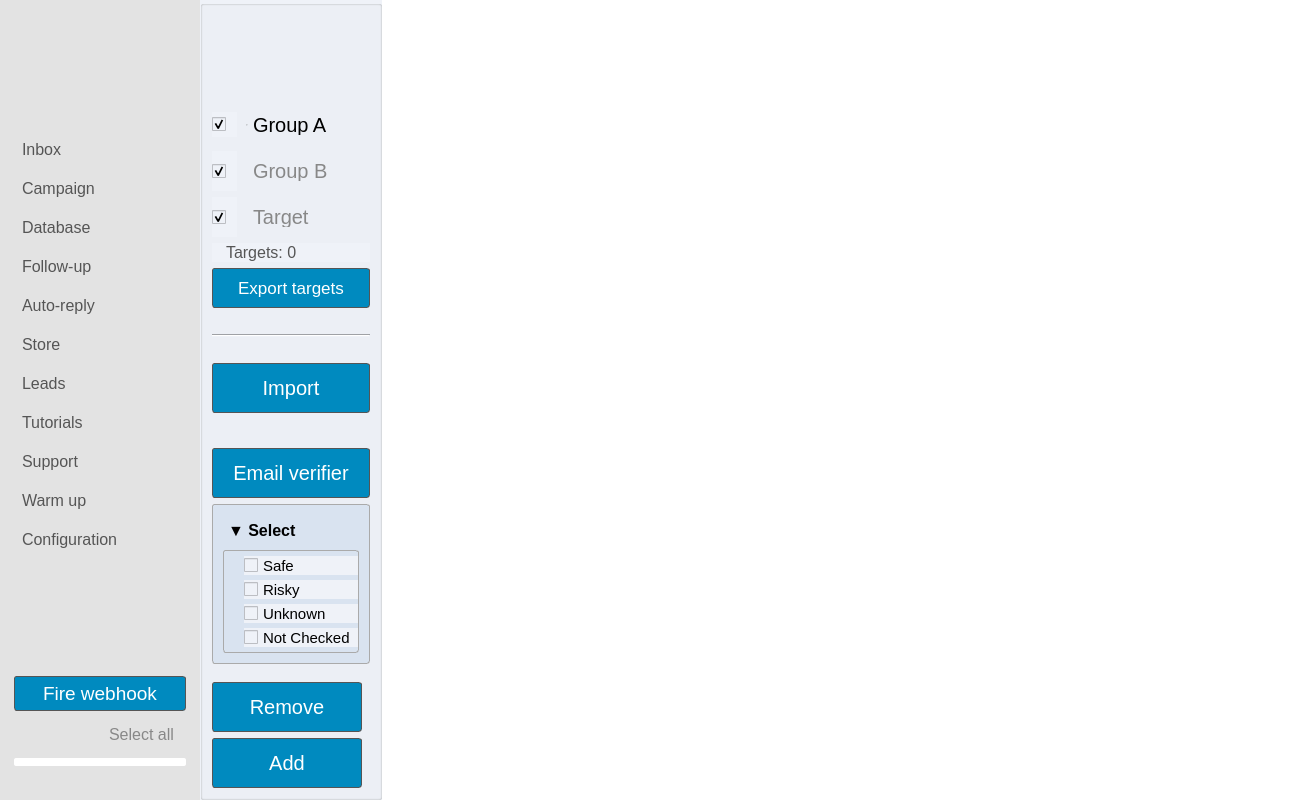
This is ui/gui.ui in moeezmujahid70/Gmonster-App as Qt 5 draws it before an edit. The edited form follows.
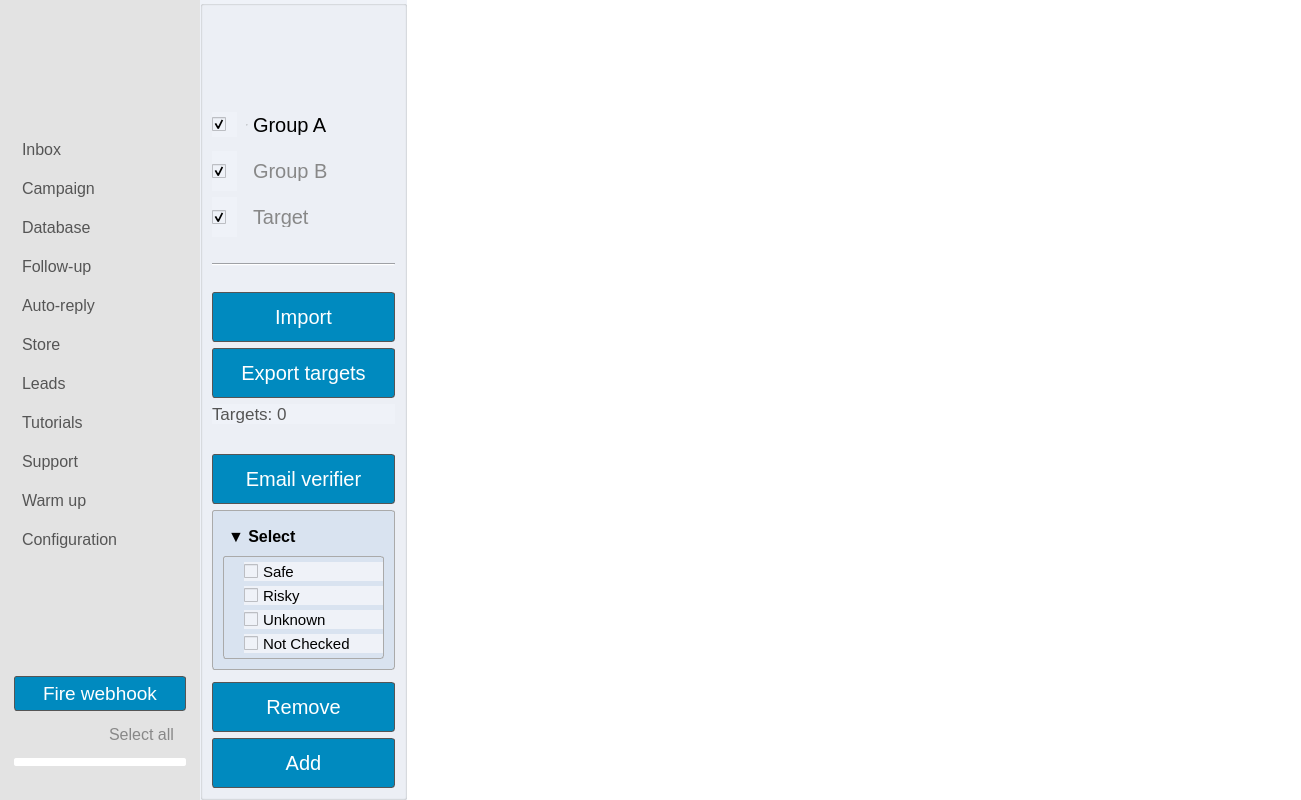
This is the edited form. The open tabs and pages were chosen to show the change. Icons and pictures are not drawn.

Commit message: feat: update UI components for target count and export button with improved styling

```diff
--- a/ui/gui.ui
+++ b/ui/gui.ui
@@ -3784,64 +3784,6 @@
                           </item>
                         </layout>
                       </item>
-                      <item>
-                        <widget class="QLabel" name="label_target_count">
-                          <property name="font">
-                            <font>
-                              <family>Arial</family>
-                              <pointsize>12</pointsize>
-                            </font>
-                          </property>
-                          <property name="styleSheet">
-                            <string notr="true">QLabel {
-    color: #555;
-    padding-left: 10px;
-}</string>
-                          </property>
-                          <property name="text">
-                            <string>Targets: 0</string>
-                          </property>
-                        </widget>
-                      </item>
-                      <item>
-                        <widget class="QPushButton" name="pushButton_export_targets">
-                          <property name="minimumSize">
-                            <size>
-                              <width>0</width>
-                              <height>40</height>
-                            </size>
-                          </property>
-                          <property name="font">
-                            <font>
-                              <family>Arial</family>
-                              <pointsize>13</pointsize>
-                              <bold>false</bold>
-                              <weight>50</weight>
-                            </font>
-                          </property>
-                          <property name="styleSheet">
-                            <string notr="true">QPushButton {
-    border: 1px solid #555;
-    border-radius: 3px;
-    border-style: Solid;
-    background: rgba(0, 138, 191);
-    padding: 5px 20px;
-    color: rgb(255, 255, 255);
-    }
-QPushButton:hover {
-    background: rgba(0, 138, 191, 0.6);
-    opacity: 0.2
-    }
-QPushButton:pressed {
-    border-style: inset;
-    background: rgb(0, 138, 191);
-    }</string>
-                          </property>
-                          <property name="text">
-                            <string>Export targets</string>
-                          </property>
-                        </widget>
-                      </item>
                       <item>
                         <spacer name="spacerItem23">
                           <property name="orientation">
@@ -3920,6 +3862,63 @@
                           </property>
                         </widget>
                       </item>
+                      <item>
+                        <widget class="QPushButton" name="pushButton_export_targets">
+                          <property name="minimumSize">
+                            <size>
+                              <width>0</width>
+                              <height>50</height>
+                            </size>
+                          </property>
+                          <property name="font">
+                            <font>
+                              <family>Arial</family>
+                              <pointsize>15</pointsize>
+                              <bold>false</bold>
+                              <weight>50</weight>
+                            </font>
+                          </property>
+                          <property name="styleSheet">
+                            <string notr="true">QPushButton {
+    border: 1px solid #555;
+    border-radius: 3px;
+    border-style: Solid;
+    background: rgba(0, 138, 191);
+    padding: 5px 28px;
+    color: rgb(255, 255, 255);
+    }
+QPushButton:hover {
+    background: rgba(0, 138, 191, 0.6);
+    opacity: 0.2
+    }
+QPushButton:pressed {
+    border-style: inset;
+    background: rgb(0, 138, 191);
+    }</string>
+                          </property>
+                          <property name="text">
+                            <string>Export targets</string>
+                          </property>
+                        </widget>
+                      </item>
+                      <item>
+                        <widget class="QLabel" name="label_target_count">
+                          <property name="font">
+                            <font>
+                              <family>Arial</family>
+                              <pointsize>13</pointsize>
+                            </font>
+                          </property>
+                          <property name="styleSheet">
+                            <string notr="true">QLabel {
+    color: #555;
+}</string>
+                          </property>
+                          <property name="text">
+                            <string>Targets: 0</string>
+                          </property>
+                        </widget>
+                      </item>
                       <item>
                         <spacer name="spacerItem25">
                           <property name="orientation">
@@ -4197,16 +4196,10 @@
                         <widget class="QPushButton" name="pushButton_remove_row">
                           <property name="minimumSize">
                             <size>
-                              <width>150</width>
+                              <width>0</width>
                               <height>50</height>
                             </size>
                           </property>
-                          <property name="maximumSize">
-                            <size>
-                              <width>150</width>
-                              <height>16777215</height>
-                            </size>
-                          </property>
                           <property name="font">
                             <font>
                               <family>Arial</family>
@@ -4242,16 +4235,10 @@
                         <widget class="QPushButton" name="pushButton_add_row">
                           <property name="minimumSize">
                             <size>
-                              <width>150</width>
+                              <width>0</width>
                               <height>50</height>
                             </size>
                           </property>
-                          <property name="maximumSize">
-                            <size>
-                              <width>150</width>
-                              <height>16777215</height>
-                            </size>
-                          </property>
                           <property name="font">
                             <font>
                               <family>Arial</family>
```
The commit also changes 1 other file.
